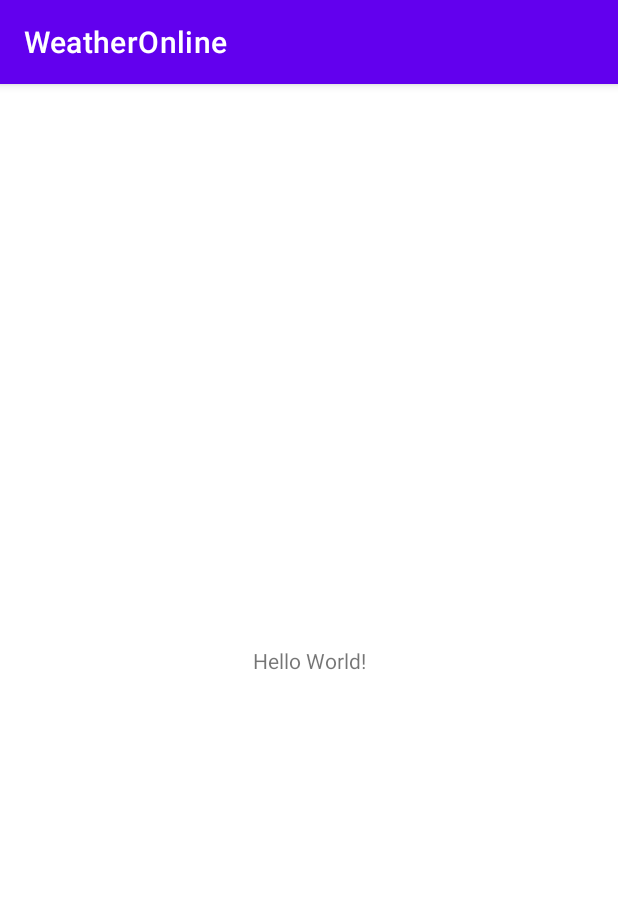
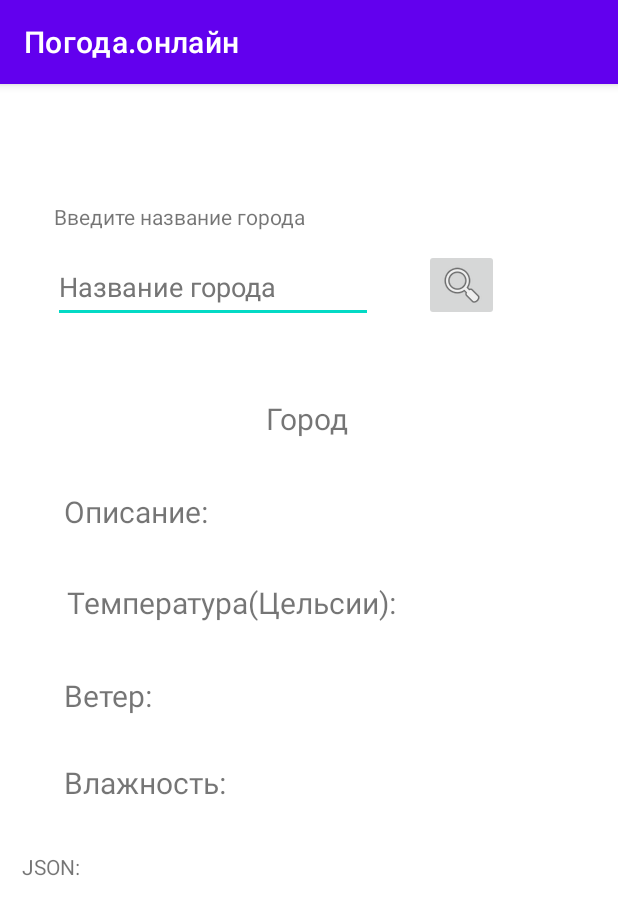
Before and after one commit to CatOnEarth/OnlineGetWeatherAndroid, an Android app: the screen it shows after launch (MainActivity), on a phone screen of 412 x 824 dp. Shown: the top 915 px of the screen. Run offline under Robolectric (Android 15) with nearby library versions, the light colour scheme and no system bars.

Commit message:
Create design

```diff
--- a/app/build.gradle
+++ b/app/build.gradle
@@ -29,6 +29,7 @@ android {
 
 dependencies {
 
+    debugImplementation 'com.squareup.leakcanary:leakcanary-android:2.2'
     implementation 'androidx.appcompat:appcompat:1.5.0'
     implementation 'com.google.android.material:material:1.6.1'
     implementation 'androidx.constraintlayout:constraintlayout:2.1.4'
--- a/app/src/main/java/com/snail/weatheronline/MainActivity.java
+++ b/app/src/main/java/com/snail/weatheronline/MainActivity.java
@@ -3,6 +3,8 @@ package com.snail.weatheronline;
 import androidx.appcompat.app.AppCompatActivity;
 
 import android.os.Bundle;
+
+import leakcanary.LeakCanary;
 
 public class MainActivity extends AppCompatActivity {
 
--- a/app/src/main/res/layout/activity_main.xml
+++ b/app/src/main/res/layout/activity_main.xml
@@ -7,12 +7,122 @@
     tools:context=".MainActivity">
 
     <TextView
+        android:id="@+id/textViewInputCity"
         android:layout_width="wrap_content"
         android:layout_height="wrap_content"
-        android:text="Hello World!"
+        android:text="@string/textInputCityNameStringResource"
         app:layout_constraintBottom_toBottomOf="parent"
         app:layout_constraintEnd_toEndOf="parent"
+        app:layout_constraintHorizontal_bias="0.148"
         app:layout_constraintStart_toStartOf="parent"
-        app:layout_constraintTop_toTopOf="parent" />
+        app:layout_constraintTop_toTopOf="parent"
+        app:layout_constraintVertical_bias="0.105" />
+
+    <EditText
+        android:id="@+id/editTextNameCity"
+        android:layout_width="wrap_content"
+        android:layout_height="wrap_content"
+        android:autofillHints=""
+        android:ems="10"
+        android:hint="@string/hintCityNameStringResource"
+        android:inputType="textPersonName"
+        android:minHeight="48dp"
+        android:textColorHint="#757575"
+        app:layout_constraintBottom_toBottomOf="parent"
+        app:layout_constraintEnd_toEndOf="parent"
+        app:layout_constraintHorizontal_bias="0.179"
+        app:layout_constraintStart_toStartOf="parent"
+        app:layout_constraintTop_toTopOf="parent"
+        app:layout_constraintVertical_bias="0.155" />
+
+    <ImageButton
+        android:id="@+id/imageButton"
+        android:layout_width="50dp"
+        android:layout_height="48dp"
+        android:contentDescription="@string/app_name"
+        app:layout_constraintBottom_toBottomOf="parent"
+        app:layout_constraintEnd_toEndOf="parent"
+        app:layout_constraintHorizontal_bias="0.781"
+        app:layout_constraintStart_toStartOf="parent"
+        app:layout_constraintTop_toTopOf="parent"
+        app:layout_constraintVertical_bias="0.153"
+        app:srcCompat="@android:drawable/ic_menu_search" />
+
+    <TextView
+        android:id="@+id/textViewNameCity"
+        android:layout_width="wrap_content"
+        android:layout_height="wrap_content"
+        android:text="@string/textCityNameStringResource"
+        android:textSize="20sp"
+        app:layout_constraintBottom_toBottomOf="parent"
+        app:layout_constraintEnd_toEndOf="parent"
+        app:layout_constraintHorizontal_bias="0.498"
+        app:layout_constraintStart_toStartOf="parent"
+        app:layout_constraintTop_toTopOf="parent"
+        app:layout_constraintVertical_bias="0.283" />
+
+    <TextView
+        android:id="@+id/textViewDescription"
+        android:layout_width="wrap_content"
+        android:layout_height="wrap_content"
+        android:text="@string/textDescriptionStringResource"
+        android:textSize="20sp"
+        app:layout_constraintBottom_toBottomOf="parent"
+        app:layout_constraintEnd_toEndOf="parent"
+        app:layout_constraintHorizontal_bias="0.136"
+        app:layout_constraintStart_toStartOf="parent"
+        app:layout_constraintTop_toTopOf="parent"
+        app:layout_constraintVertical_bias="0.366" />
+
+    <TextView
+        android:id="@+id/textViewWind"
+        android:layout_width="wrap_content"
+        android:layout_height="wrap_content"
+        android:text="@string/textWindStringResource"
+        android:textSize="20sp"
+        app:layout_constraintBottom_toBottomOf="parent"
+        app:layout_constraintEnd_toEndOf="parent"
+        app:layout_constraintHorizontal_bias="0.121"
+        app:layout_constraintStart_toStartOf="parent"
+        app:layout_constraintTop_toTopOf="parent"
+        app:layout_constraintVertical_bias="0.532" />
+
+    <TextView
+        android:id="@+id/textViewTemperature"
+        android:layout_width="wrap_content"
+        android:layout_height="wrap_content"
+        android:text="@string/textTemperatureStringResource"
+        android:textSize="20sp"
+        app:layout_constraintBottom_toBottomOf="parent"
+        app:layout_constraintEnd_toEndOf="parent"
+        app:layout_constraintHorizontal_bias="0.232"
+        app:layout_constraintStart_toStartOf="parent"
+        app:layout_constraintTop_toTopOf="parent"
+        app:layout_constraintVertical_bias="0.448" />
+
+    <TextView
+        android:id="@+id/textViewWater"
+        android:layout_width="wrap_content"
+        android:layout_height="wrap_content"
+        android:text="@string/textWaterStringResource"
+        android:textSize="20sp"
+        app:layout_constraintBottom_toBottomOf="parent"
+        app:layout_constraintEnd_toEndOf="parent"
+        app:layout_constraintHorizontal_bias="0.141"
+        app:layout_constraintStart_toStartOf="parent"
+        app:layout_constraintTop_toTopOf="parent"
+        app:layout_constraintVertical_bias="0.61" />
+
+    <TextView
+        android:id="@+id/textViewJSONAns"
+        android:layout_width="380dp"
+        android:layout_height="249dp"
+        android:text="@string/textJSONStringResource"
+        app:layout_constraintBottom_toBottomOf="parent"
+        app:layout_constraintEnd_toEndOf="parent"
+        app:layout_constraintHorizontal_bias="0.457"
+        app:layout_constraintStart_toStartOf="parent"
+        app:layout_constraintTop_toTopOf="parent"
+        app:layout_constraintVertical_bias="0.987" />
 
 </androidx.constraintlayout.widget.ConstraintLayout>
--- a/app/src/main/res/values/strings.xml
+++ b/app/src/main/res/values/strings.xml
@@ -1,3 +1,11 @@
 <resources>
-    <string name="app_name">WeatherOnline</string>
+    <string name="app_name">Погода.онлайн</string>
+    <string name="textCityNameStringResource">Город</string>
+    <string name="textInputCityNameStringResource">Введите название города</string>
+    <string name="textWindStringResource">Ветер:</string>
+    <string name="textWaterStringResource">Влажность:</string>
+    <string name="textTemperatureStringResource">Температура(Цельсии):</string>
+    <string name="textDescriptionStringResource">Описание:</string>
+    <string name="textJSONStringResource">JSON:</string>
+    <string name="hintCityNameStringResource">Название города</string>
 </resources>
```
